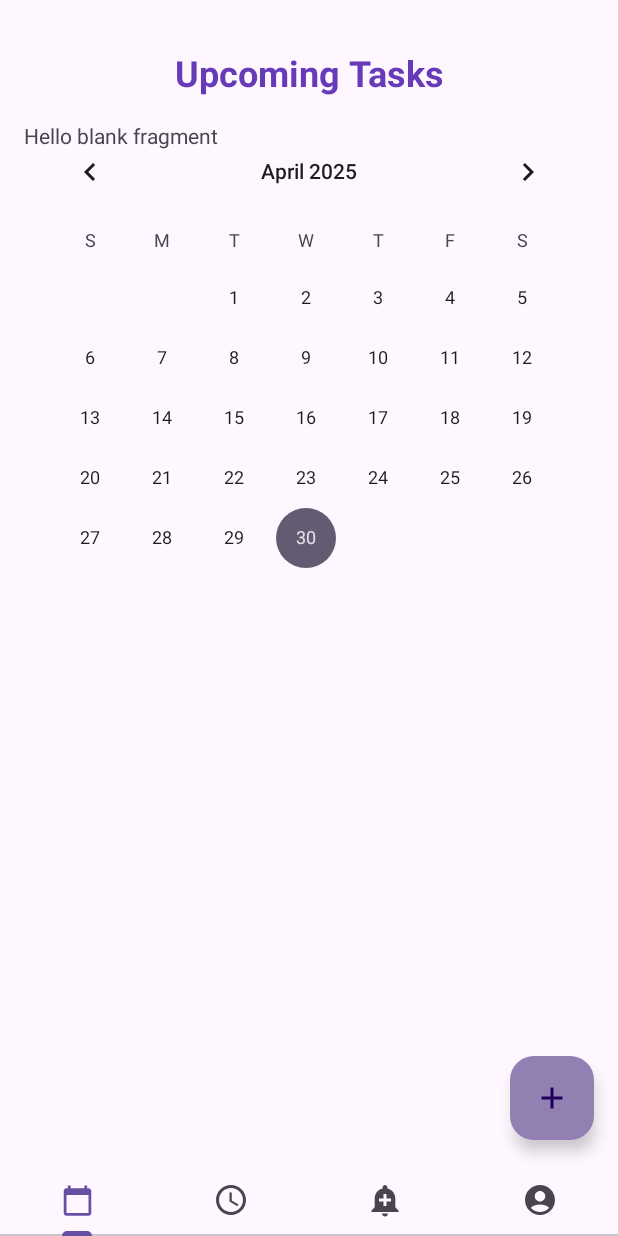
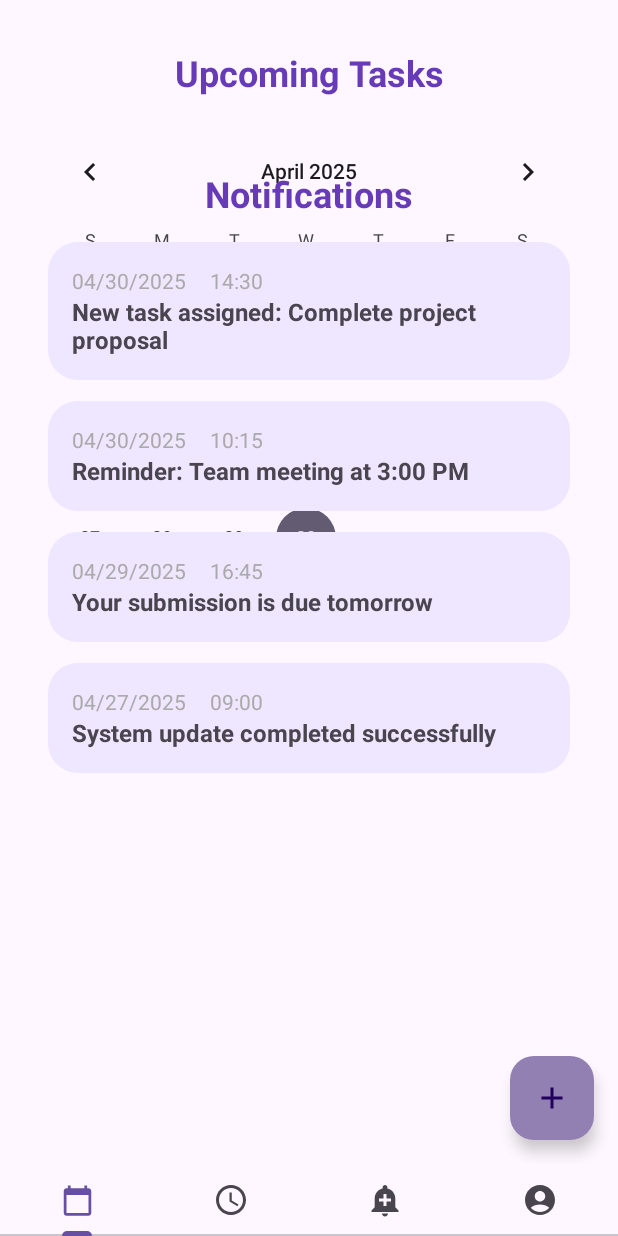
Before and after one commit to zophiel27/TaskPilot, an Android app: the fragment NotificationFragment placed in its activity, on a phone screen of 412 x 824 dp. Run offline under Robolectric (Android 15) with nearby library versions, the phone set to English and light mode, and no system bars.

Commit message:
notification modal + fragment base functionality
+ smol bug fixes

```diff
--- /dev/null
+++ b/app/src/main/java/com/example/taskpilot/NotificationAdapter.java
@@ -0,0 +1,47 @@
+package com.example.taskpilot;
+
+import android.content.Context;
+import android.view.LayoutInflater;
+import android.view.View;
+import android.view.ViewGroup;
+import android.widget.ArrayAdapter;
+import android.widget.TextView;
+
+import androidx.annotation.NonNull;
+
+import com.example.taskpilot.Notification;
+import com.example.taskpilot.R;
+
+import java.lang.reflect.Array;
+import java.util.ArrayList;
+
+public class NotificationAdapter extends ArrayAdapter<Notification> {
+
+    public NotificationAdapter(@NonNull Context context, @NonNull ArrayList<Notification> notifications) {
+        super(context, 0, notifications);
+    }
+
+    @Override
+    public View getView(int position, View convertView, ViewGroup parent) {
+
+        Notification notification = getItem(position);
+
+        if (convertView == null) {
+            convertView = LayoutInflater.from(getContext())
+                    .inflate(R.layout.single_notification_item, parent, false);
+        }
+
+        TextView notificationTime = convertView.findViewById(R.id.tvNotificationTime);
+        TextView notificationMessage = convertView.findViewById(R.id.tvNotificationMessage);
+        TextView notificationDate = convertView.findViewById(R.id.tvNotificationDate);
+
+        if (notification != null)
+        {
+            notificationTime.setText(notification.getTime());
+            notificationMessage.setText(notification.getMessage());
+            notificationDate.setText(notification.getDate());
+        }
+
+        return convertView;
+    }
+}
--- a/app/src/main/java/com/example/taskpilot/NotificationFragment.java
+++ b/app/src/main/java/com/example/taskpilot/NotificationFragment.java
@@ -1,19 +1,44 @@
 package com.example.taskpilot;
 
+
+import android.app.AlertDialog;
+import android.app.DatePickerDialog;
+import android.app.TimePickerDialog;
 import android.os.Bundle;
 
+import androidx.annotation.Nullable;
+import androidx.core.content.ContextCompat;
 import androidx.fragment.app.Fragment;
 
 import android.view.LayoutInflater;
 import android.view.View;
 import android.view.ViewGroup;
+import android.widget.ArrayAdapter;
+import android.widget.AutoCompleteTextView;
+import android.widget.Button;
+import android.widget.EditText;
+import android.widget.ListView;
+import android.widget.Toast;
 
+import com.google.android.material.floatingactionbutton.FloatingActionButton;
+import com.google.android.material.textfield.TextInputEditText;
+
+import java.text.SimpleDateFormat;
+import java.util.ArrayList;
+import java.util.Calendar;
+import java.util.Date;
+import java.util.List;
+import java.util.Locale;
 /**
  * A simple {@link Fragment} subclass.
  * Use the {@link NotificationFragment#newInstance} factory method to
  * create an instance of this fragment.
  */
 public class NotificationFragment extends Fragment {
+
+    private ListView notificationsListView;
+    private ArrayList<Notification> notificationsList = new ArrayList<>();
+    private NotificationAdapter adapter;
 
     // TODO: Rename parameter arguments, choose names that match
     // the fragment initialization parameters, e.g. ARG_ITEM_NUMBER
@@ -59,6 +84,62 @@ public class NotificationFragment extends Fragment {
     public View onCreateView(LayoutInflater inflater, ViewGroup container,
                              Bundle savedInstanceState) {
         // Inflate the layout for this fragment
-        return inflater.inflate(R.layout.fragment_notification, container, false);
+        View view = inflater.inflate(R.layout.fragment_notification, container, false);
+
+        notificationsListView = view.findViewById(R.id.lvNotifications);
+
+        adapter = new NotificationAdapter(getContext(), notificationsList);
+        notificationsListView.setAdapter(adapter);
+
+        loadUnreadNotifications();
+
+        return view;
+    }
+
+    private void loadUnreadNotifications()
+    {
+        ArrayList<Notification> dummyNotifications = new ArrayList<>();
+
+        SimpleDateFormat dateFormat = new SimpleDateFormat("MM/dd/yyyy", Locale.getDefault());
+        SimpleDateFormat timeFormat = new SimpleDateFormat("HH:mm", Locale.getDefault());
+        String currentDate = dateFormat.format(new Date());
+
+        dummyNotifications.add(new Notification(
+                "New task assigned: Complete project proposal",
+                currentDate,
+                "14:30",
+                false
+        ));
+
+        dummyNotifications.add(new Notification(
+                "Reminder: Team meeting at 3:00 PM",
+                currentDate,
+                "10:15",
+                false
+        ));
+
+        Calendar cal = Calendar.getInstance();
+        cal.add(Calendar.DATE, -1);
+        String yesterdayDate = dateFormat.format(cal.getTime());
+
+        dummyNotifications.add(new Notification(
+                "Your submission is due tomorrow",
+                yesterdayDate,
+                "16:45",
+                false
+        ));
+
+        cal.add(Calendar.DATE, -2);
+        String olderDate = dateFormat.format(cal.getTime());
+
+        dummyNotifications.add(new Notification(
+                "System update completed successfully",
+                olderDate,
+                "09:00",
+                false
+        ));
+
+        notificationsList.addAll(dummyNotifications);
+        adapter.notifyDataSetChanged();
     }
 }
--- a/app/src/main/res/layout/dialog_title.xml
+++ b/app/src/main/res/layout/dialog_title.xml
@@ -6,7 +6,7 @@
     <TextView
         android:layout_width="match_parent"
         android:layout_height="wrap_content"
-        android:text="Add New Task"
+        android:text="@string/add_new_task"
         android:textColor="#673AB7"
         android:textSize="24sp"
         android:padding="16dp"
--- a/app/src/main/res/layout/fragment_notification.xml
+++ b/app/src/main/res/layout/fragment_notification.xml
@@ -1,14 +1,31 @@
 <?xml version="1.0" encoding="utf-8"?>
-<FrameLayout xmlns:android="http://schemas.android.com/apk/res/android"
+<LinearLayout xmlns:android="http://schemas.android.com/apk/res/android"
     xmlns:tools="http://schemas.android.com/tools"
     android:layout_width="match_parent"
     android:layout_height="match_parent"
+    android:orientation="vertical"
+    android:padding="16dp"
     tools:context=".NotificationFragment">
 
-    <!-- TODO: Update blank fragment layout -->
     <TextView
         android:layout_width="match_parent"
-        android:layout_height="match_parent"
-        android:text="@string/hello_blank_fragment" />
+        android:layout_height="wrap_content"
+        android:text="@string/notifications"
+        android:textSize="24sp"
+        android:textColor="#673AB7"
+        android:gravity="center"
+        android:textStyle="bold"
+        android:paddingTop="16dp"
+        android:paddingBottom="16dp"
+        />
 
-</FrameLayout>
+    <ListView
+        android:id="@+id/lvNotifications"
+        android:layout_width="match_parent"
+        android:layout_height="wrap_content"
+        android:divider="@android:color/transparent"
+        android:dividerHeight="14dp"
+        android:scrollbars="none"
+        android:overScrollMode="never"/>
+
+</LinearLayout>
--- a/app/src/main/res/layout/fragment_past.xml
+++ b/app/src/main/res/layout/fragment_past.xml
@@ -10,8 +10,8 @@
     <TextView
         android:layout_width="match_parent"
         android:layout_height="wrap_content"
-        android:text="Past Tasks"
-        android:textSize="24dp"
+        android:text="@string/past_tasks"
+        android:textSize="24sp"
         android:textColor="#673AB7"
         android:gravity="center"
         android:textStyle="bold"
--- a/app/src/main/res/layout/fragment_schedule.xml
+++ b/app/src/main/res/layout/fragment_schedule.xml
@@ -19,8 +19,8 @@
                         <TextView
                             android:layout_width="match_parent"
                             android:layout_height="wrap_content"
-                            android:text="Upcoming Tasks"
-                            android:textSize="24dp"
+                            android:text="@string/upcoming_tasks"
+                            android:textSize="24sp"
                             android:gravity="center"
                             android:textColor="#673AB7"
                             android:textStyle="bold"
--- /dev/null
+++ b/app/src/main/res/layout/single_notification_item.xml
@@ -0,0 +1,41 @@
+<?xml version="1.0" encoding="utf-8"?>
+<LinearLayout xmlns:android="http://schemas.android.com/apk/res/android"
+    android:layout_width="match_parent"
+    android:layout_height="wrap_content"
+    android:padding="16dp"
+    android:orientation="vertical"
+    android:background="@drawable/task_item_background">
+
+    <LinearLayout
+        android:layout_width="match_parent"
+        android:layout_height="wrap_content"
+        >
+        <TextView
+            android:layout_width="wrap_content"
+            android:layout_height="wrap_content"
+            android:text="11/04/2025"
+            android:id="@+id/tvNotificationDate"
+            android:textSize="14sp"
+            android:layout_marginRight="16dp"
+            android:textColor="@android:color/darker_gray"
+            />
+        <TextView
+            android:layout_width="wrap_content"
+            android:layout_height="wrap_content"
+            android:text="10:30"
+            android:id="@+id/tvNotificationTime"
+            android:textSize="14sp"
+            android:textColor="@android:color/darker_gray"
+            />
+    </LinearLayout>
+
+    <TextView
+        android:layout_width="wrap_content"
+        android:layout_height="wrap_content"
+        android:text="Notification Message"
+        android:id="@+id/tvNotificationMessage"
+        android:textSize="16sp"
+        android:textStyle="bold"
+        />
+
+</LinearLayout>
--- a/app/src/main/res/values/strings.xml
+++ b/app/src/main/res/values/strings.xml
@@ -2,4 +2,8 @@
     <string name="app_name">TaskPilot</string>
     <!-- TODO: Remove or change this placeholder text -->
     <string name="hello_blank_fragment">Hello blank fragment</string>
+    <string name="notifications">Notifications</string>
+    <string name="past_tasks">Past Tasks</string>
+    <string name="upcoming_tasks">Upcoming Tasks</string>
+    <string name="add_new_task">Add New Task</string>
 </resources>
```
